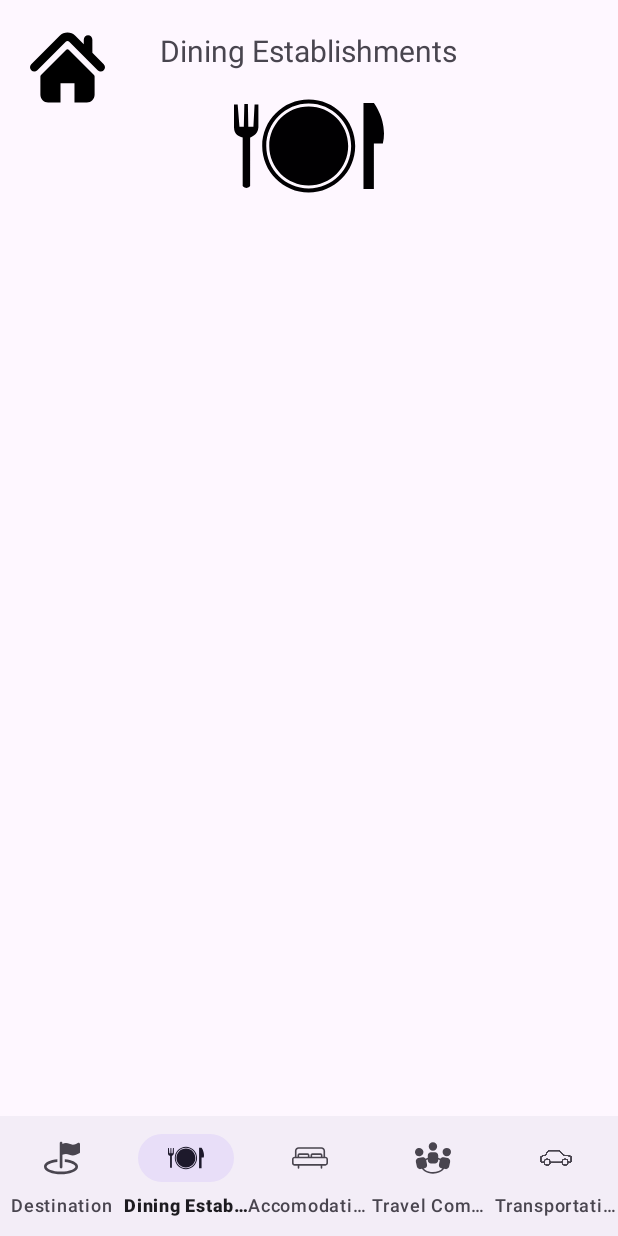
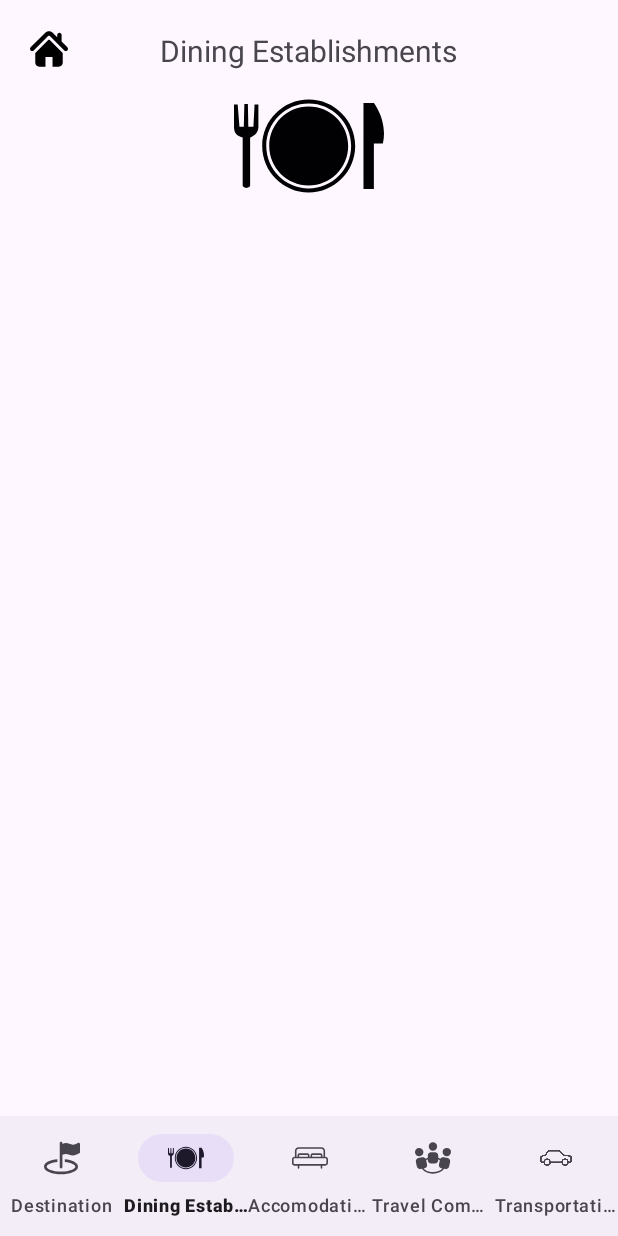
Before and after one commit to sdeshpande3/WanderSync-Travel-App, an Android app: the MainActivity screen opened directly, with no data from a screen before it, item 2 of the bottom bar chosen, on a phone screen of 412 x 824 dp. Run offline under Robolectric (Android 15) with nearby library versions, the phone set to English and light mode, and no system bars.

Commit message:
Make home button smaller

```diff
--- a/Project/Sprint0.5-main/app/src/main/res/layout/activity_main.xml
+++ b/Project/Sprint0.5-main/app/src/main/res/layout/activity_main.xml
@@ -23,8 +23,8 @@
 
         <ImageView
             android:id="@+id/home_image"
-            android:layout_width="50dp"
-            android:layout_height="50dp"
+            android:layout_width="25dp"
+            android:layout_height="25dp"
             android:layout_marginLeft="20dp"
             android:layout_marginTop="20dp"
             android:layout_gravity="left"
```
